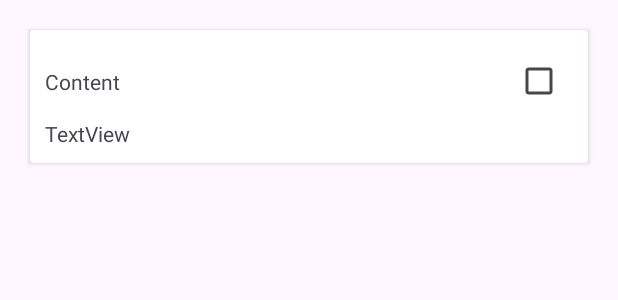
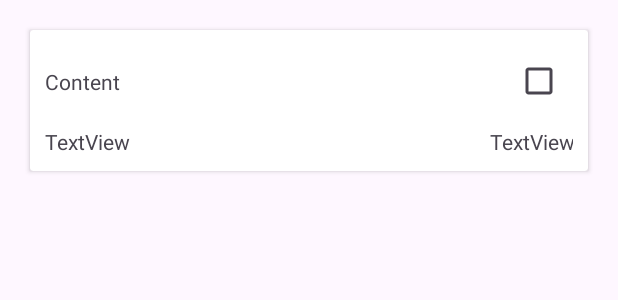
Before and after one commit to Chuanzz7/mobile_final, an Android app: the layout container_task_header.xml on its own in the app's theme, with its tools: preview values and no code run, on a phone screen of 412 x 824 dp. Shown: the top 300 px of the screen. Run offline under Robolectric (Android 15) with nearby library versions, the phone set to English and light mode, and no system bars.

Commit message:
task module 2

```diff
--- a/app/src/main/java/com/example/mobile_final/activity/fragment/CreateTaskFragment.kt
+++ b/app/src/main/java/com/example/mobile_final/activity/fragment/CreateTaskFragment.kt
@@ -148,9 +148,6 @@ class CreateTaskFragment : Fragment(), DatePickerDialog.OnDateSetListener,
         saveMinute = minute
 
         val calendar = Calendar.getInstance()
-        calendar.set(Calendar.DAY_OF_MONTH, saveDay)
-        calendar.set(Calendar.MONTH, saveMonth)
-        calendar.set(Calendar.YEAR, saveYear)
         calendar.set(Calendar.HOUR, saveHour)
         calendar.set(Calendar.MINUTE, saveMinute)
         binding.editTextTime2.setText(SimpleDateFormat("HH:mm a").format(calendar.time))
--- a/app/src/main/java/com/example/mobile_final/activity/fragment/TaskFragment.kt
+++ b/app/src/main/java/com/example/mobile_final/activity/fragment/TaskFragment.kt
@@ -49,11 +49,12 @@ class TaskFragment : Fragment() {
         //TODO fix this
         taskAdapter.onItemClick = {
             taskViewModel.update(it)
-            binding.recycleViewTask.swapAdapter(taskAdapter, true)
         }
         activity?.let {
             taskViewModel.findAll2()
-                .observe(viewLifecycleOwner) { taskAdapter.differ.submitList(it) }
+                .observe(viewLifecycleOwner) {
+                    taskAdapter.differ.submitList(it)
+                }
         }
     }
 
--- a/app/src/main/java/com/example/mobile_final/dao/TaskDao.kt
+++ b/app/src/main/java/com/example/mobile_final/dao/TaskDao.kt
@@ -17,7 +17,7 @@ interface TaskDao {
     @Query("SELECT * FROM task ORDER by assignment_id, id")
     fun findAll(): LiveData<List<Task>>
 
-    @Query("SELECT * FROM task ORDER by assignment_id, id DESC, completed ")
+    @Query("SELECT * FROM task ORDER by completed_time desc")
     fun findAllAssignmentTask(): LiveData<List<AssignmentTask>>
 
     @Update
--- a/app/src/main/java/com/example/mobile_final/entity/Task.kt
+++ b/app/src/main/java/com/example/mobile_final/entity/Task.kt
@@ -18,5 +18,7 @@ data class Task(
     @ColumnInfo(name = "dueDate")
     var dueDate: Date,
     @ColumnInfo(name = "completed")
-    var completed: Boolean = false
+    var completed: Boolean = false,
+    @ColumnInfo(name = "completed_time")
+    var completed_time: Date? = null
 )
--- a/app/src/main/res/layout/container_task_header.xml
+++ b/app/src/main/res/layout/container_task_header.xml
@@ -1,12 +1,14 @@
 <?xml version="1.0" encoding="utf-8"?>
 
 <LinearLayout xmlns:android="http://schemas.android.com/apk/res/android"
+    xmlns:app="http://schemas.android.com/apk/res-auto"
+    xmlns:tools="http://schemas.android.com/tools"
     android:id="@+id/layout_task_header"
     android:layout_width="wrap_content"
     android:layout_height="wrap_content"
     android:orientation="vertical">
 
-    <androidx.cardview.widget.CardView xmlns:app="http://schemas.android.com/apk/res-auto"
+    <androidx.cardview.widget.CardView
         android:layout_width="match_parent"
         android:layout_height="wrap_content"
         android:layout_margin="20dp"
@@ -51,10 +53,20 @@
                     app:layout_constraintVertical_bias="0.0" />
 
                 <TextView
+                    android:id="@+id/txtAssignmentName"
+                    android:layout_width="wrap_content"
+                    android:layout_height="wrap_content"
+                    android:text="TextView"
+                    app:layout_constraintBottom_toBottomOf="parent"
+                    app:layout_constraintEnd_toEndOf="parent" />
+
+                <TextView
                     android:id="@+id/txtTaskDueDate"
                     android:layout_width="wrap_content"
                     android:layout_height="wrap_content"
+                    android:layout_marginTop="5dp"
                     android:text="TextView"
+                    app:layout_constraintBottom_toBottomOf="parent"
                     app:layout_constraintStart_toStartOf="parent"
                     app:layout_constraintTop_toBottomOf="@+id/textContainerTaskContent" />
 
```
Also changed, not shown: app/src/main/java/com/example/mobile_final/viewModel/adapter/TaskAdapter.kt (+20 -10 lines).
